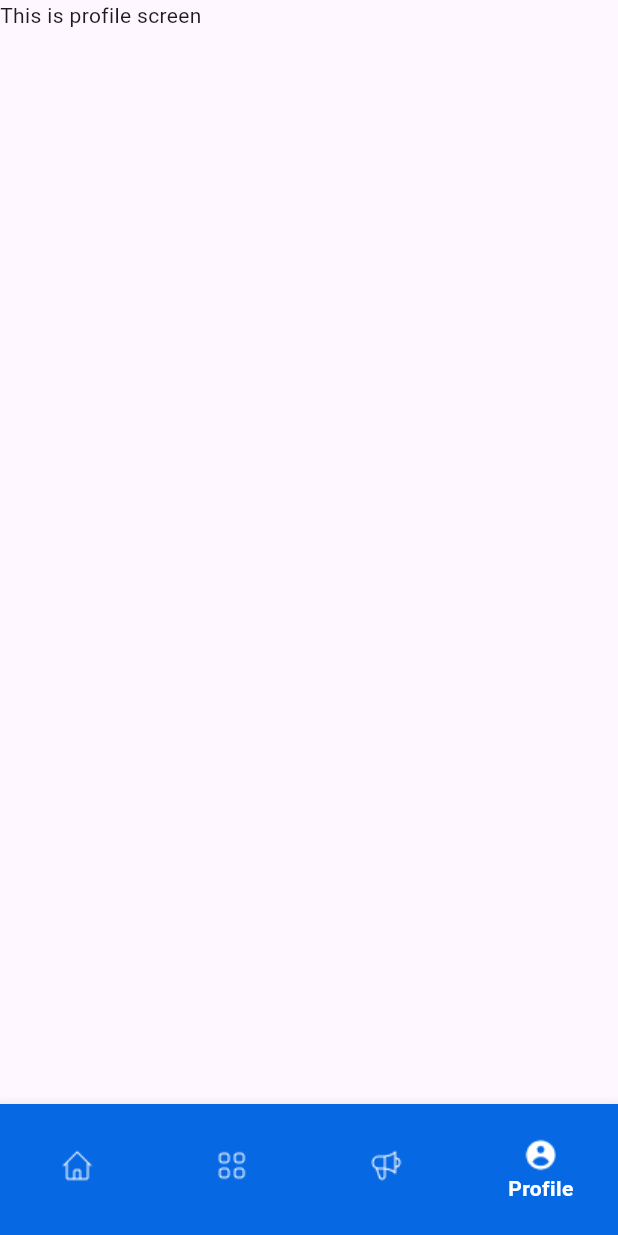
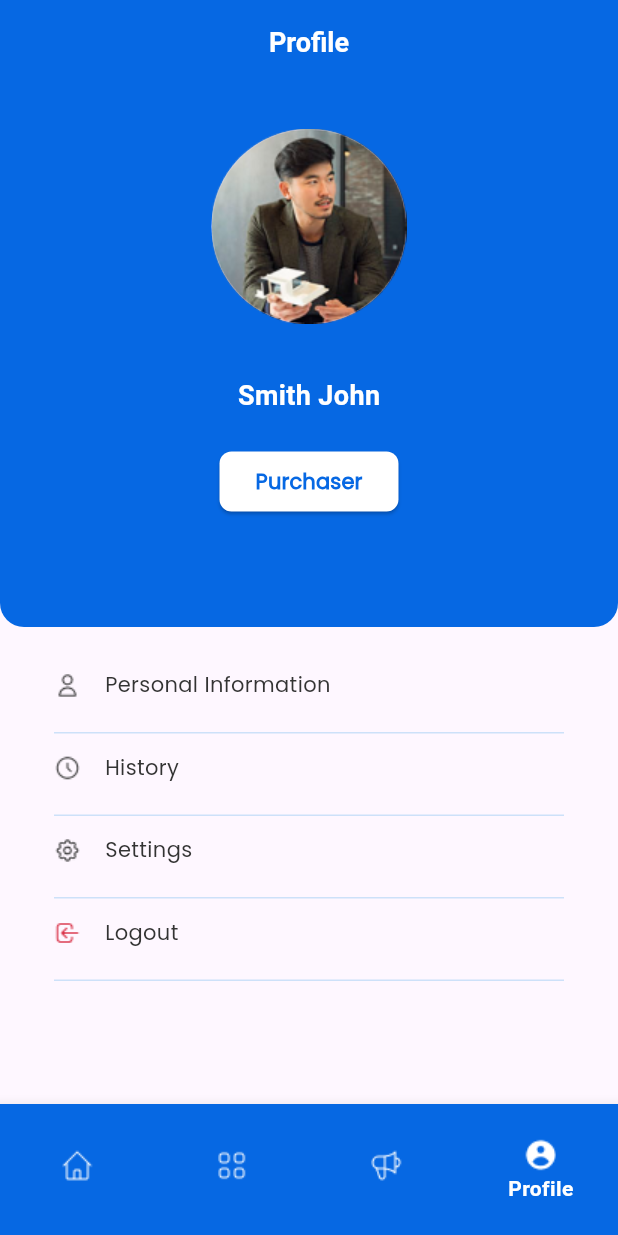
Before and after one commit to Siamjht/find_workers_app, a Flutter app: the BottomNavBar screen opened directly, item 4 of the bottom bar chosen, on a phone screen of 412 x 824 dp. Run offline on Flutter 3.47's test engine with Material 3 defaults, Android fonts, the phone set to English and light mode, and no system bars; our stand-ins replace flutter_svg, get.

Commit message:
Third Commit

```diff
--- a/lib/main.dart
+++ b/lib/main.dart
@@ -1,5 +1,5 @@
 
-import 'package:find_workers_app/view/screen/home_screen/home_widgets/bottom_nav_bar.dart';
+import 'package:find_workers_app/view/widgets/bottom_nav_bar.dart';
 import 'package:flutter/material.dart';
 
 import 'view/screen/home_screen/home_screen.dart';
@@ -17,8 +17,8 @@ class MyApp extends StatelessWidget {
   Widget build(BuildContext context) {
     return MaterialApp(
       debugShowCheckedModeBanner: false,
-      // home: BottomNavBar(),
-      home: SearchScreen(),
+      home: BottomNavBar(),
+      // home: SearchScreen(),
       // home: Categories(),
       // home: HomeScreen(),
     );
--- a/lib/utils/const_image.dart
+++ b/lib/utils/const_image.dart
@@ -1,42 +1,39 @@
+class ConstImage {
+  static String logo = "assets/images/logo.png";
 
-
-class ConstImage {
-  static String logo = "assets/images/logo.png" ;
-
-
-  static String filter = "assets/images/filter.png" ;
+  static String filter = "assets/images/filter.png";
   static String crossIcon = "assets/images/crossIcon_circle.png";
 
-  static String cleanHome = "assets/images/home_clean.png" ;
-  static String carWash = "assets/images/car_wash.png" ;
-  static String airCondition = "assets/images/air_condition.png" ;
-  static String houseKeeper = "assets/images/house_keeper.png" ;
-  static String butcher = "assets/images/butcher.png" ;
-  static String cableFixing = "assets/images/cable_fixing.png" ;
-  static String carRecovery = "assets/images/car_recovery.png" ;
-  static String carTiersRepair = "assets/images/car_tiers_repair.png" ;
-  static String catering = "assets/images/catering.png" ;
-  static String farmer = "assets/images/farmer.png" ;
-  static String gypsumBoardFloor = "assets/images/gypsum_board_floor.png" ;
-  static String henna = "assets/images/henna.png" ;
-  static String homeBusiness = "assets/images/home_business.png" ;
-  static String homeMaintenance = "assets/images/home_maintenance.png" ;
-  static String homePainter = "assets/images/home_painter.png" ;
-  static String jensSalon = "assets/images/jens_salon.png" ;
-  static String ladiesSalon = "assets/images/ladies_salon.png" ;
-  static String manDriver = "assets/images/man_driver.png" ;
-  static String manicure = "assets/images/manicure.png" ;
-  static String movers = "assets/images/movers.png" ;
-  static String pipeFitter = "assets/images/pipe_fitter.png" ;
-  static String tutor = "assets/images/tutor.png" ;
-  static String womanDriver = "assets/images/woman_driver.png" ;
+  static String cleanHome = "assets/images/home_clean.png";
+  static String carWash = "assets/images/car_wash.png";
+  static String airCondition = "assets/images/air_condition.png";
+  static String houseKeeper = "assets/images/house_keeper.png";
+  static String butcher = "assets/images/butcher.png";
+  static String cableFixing = "assets/images/cable_fixing.png";
+  static String carRecovery = "assets/images/car_recovery.png";
+  static String carTiersRepair = "assets/images/car_tiers_repair.png";
+  static String catering = "assets/images/catering.png";
+  static String farmer = "assets/images/farmer.png";
+  static String gypsumBoardFloor = "assets/images/gypsum_board_floor.png";
+  static String henna = "assets/images/henna.png";
+  static String homeBusiness = "assets/images/home_business.png";
+  static String homeMaintenance = "assets/images/home_maintenance.png";
+  static String homePainter = "assets/images/home_painter.png";
+  static String jensSalon = "assets/images/jens_salon.png";
+  static String ladiesSalon = "assets/images/ladies_salon.png";
+  static String manDriver = "assets/images/man_driver.png";
+  static String manicure = "assets/images/manicure.png";
+  static String movers = "assets/images/movers.png";
+  static String pipeFitter = "assets/images/pipe_fitter.png";
+  static String tutor = "assets/images/tutor.png";
+  static String womanDriver = "assets/images/woman_driver.png";
 
-  static String airCon2 = "assets/images/air_con_2.png" ;
-  static String airCon1 = "assets/images/air_con_1.png" ;
-  static String homeClean2 = "assets/images/home_clean_2.png" ;
-  static String homeClean1 = "assets/images/home_clean_1.png" ;
-  static String carWash2 = "assets/images/car_wash_2.png" ;
-  static String carWash1 = "assets/images/car_wash_1.png" ;
+  static String airCon2 = "assets/images/air_con_2.png";
+  static String airCon1 = "assets/images/air_con_1.png";
+  static String homeClean2 = "assets/images/home_clean_2.png";
+  static String homeClean1 = "assets/images/home_clean_1.png";
+  static String carWash2 = "assets/images/car_wash_2.png";
+  static String carWash1 = "assets/images/car_wash_1.png";
 
   static String homeNavIcon = "assets/icons/home.png";
   static String categoryNavIcon = "assets/icons/category.png";
@@ -48,4 +45,8 @@ class ConstImage {
   static String hireListSolidNavIcon = "assets/icons/hireListSolid.png";
   static String profileSolidNavIcon = "assets/icons/profileSolid.png";
 
+  static String personIcon = "assets/icons/personIcon.png";
+  static String historyIcon = "assets/icons/historyIcon.png";
+  static String settingsIcon = "assets/icons/settingsIcon.png";
+  static String logoutIcon = "assets/icons/logoutIcon.png";
 }
--- a/lib/utils/const_string.dart
+++ b/lib/utils/const_string.dart
@@ -36,4 +36,9 @@ class ConstString {
   static String hireList = "Hire List";
   static String profile = "Profile";
 
+  static String personalInformation = "Personal Information";
+  static String history = "History";
+  static String settings = "Settings";
+  static String logout = "Logout";
+
 }
--- a/lib/view/screen/home_screen/home_screen.dart
+++ b/lib/view/screen/home_screen/home_screen.dart
@@ -3,7 +3,7 @@ import 'package:flutter/material.dart';
 import 'package:flutter_svg/flutter_svg.dart';
 
 import '../../../utils/const_image.dart';
-import 'home_widgets/bottom_nav_bar.dart';
+import '../../widgets/bottom_nav_bar.dart';
 import 'home_widgets/home_list_view.dart';
 import 'home_widgets/home_widget.dart';
 
--- a/lib/view/screen/home_screen/home_widgets/bottom_nav_bar.dart
+++ /dev/null
@@ -1,64 +0,0 @@
-
-import 'package:find_workers_app/utils/const_image.dart';
-import 'package:find_workers_app/view/screen/categories_screen.dart';
-import 'package:find_workers_app/view/screen/hire_list_screen.dart';
-import 'package:find_workers_app/view/screen/home_screen/home_screen.dart';
-import 'package:find_workers_app/view/screen/profile_screen.dart';
-import 'package:flutter/material.dart';
-
-class BottomNavBar extends StatefulWidget {
-  const BottomNavBar({super.key});
-
-  @override
-  State<BottomNavBar> createState() => _BottomNavBarState();
-}
-
-class _BottomNavBarState extends State<BottomNavBar> {
-  int currentIndex = 0;
-
-  List navigationPagesList = [
-    HomeScreen(),
-    CategoriesScreen(),
-    HireListScreen(),
-    ProfileScreen()
-  ];
-
-  @override
-  Widget build(BuildContext context) {
-    return Scaffold(
-      bottomNavigationBar: Container(
-        height: 88,
-        width: MediaQuery.of(context).size.width,
-        decoration: const BoxDecoration(
-          color: Color(0xFF0668E3),
-        ),
-        child: BottomNavigationBar(
-          type: BottomNavigationBarType.fixed,
-          backgroundColor: const Color(0xFF0668E3),
-            selectedLabelStyle: const TextStyle(fontWeight: FontWeight.bold),
-            selectedItemColor: Colors.white,
-            unselectedItemColor: Colors.white.withOpacity(0.7),
-            showSelectedLabels: true,
-            showUnselectedLabels: false,
-            // unselectedItemColor: Colors.black,
-            currentIndex: currentIndex,
-            onTap: (index) {
-              setState(() {
-                currentIndex = index;
-              });},
-            items: [
-              BottomNavigationBarItem(icon:
-              Image.asset(currentIndex == 0? ConstImage.homeSolidNavIcon:ConstImage.homeNavIcon), label: "Home"),
-              BottomNavigationBarItem(icon:
-              Image.asset(currentIndex == 1? ConstImage.categorySolidNavIcon:ConstImage.categoryNavIcon), label: "Category"),
-              BottomNavigationBarItem(icon:
-              Image.asset(currentIndex == 2? ConstImage.hireListSolidNavIcon:ConstImage.hireListNavIcon), label: "Hire List"),
-              BottomNavigationBarItem(icon:
-              Image.asset(currentIndex == 3? ConstImage.profileSolidNavIcon:ConstImage.profileNavIcon), label: "Profile"),
-            ]),
-      ),
-      extendBody: true,
-      body: navigationPagesList[currentIndex],
-    );
-  }
-}
--- a/lib/view/screen/profile_screen.dart
+++ /dev/null
@@ -1,13 +0,0 @@
-
-import 'package:flutter/material.dart';
-
-class ProfileScreen extends StatelessWidget {
-  const ProfileScreen({super.key});
-
-  @override
-  Widget build(BuildContext context) {
-    return Scaffold(
-      body: Text("This is profile screen"),
-    );
-  }
-}
--- /dev/null
+++ b/lib/view/screen/profile_screen/profile_screen.dart
@@ -0,0 +1,89 @@
+import 'package:find_workers_app/utils/const_image.dart';
+import 'package:find_workers_app/utils/const_string.dart';
+import 'package:find_workers_app/view/screen/profile_screen/profile_widget.dart';
+import 'package:flutter/material.dart';
+
+class ProfileScreen extends StatelessWidget {
+  const ProfileScreen({super.key});
+
+  @override
+  Widget build(BuildContext context) {
+    return Scaffold(
+      appBar: AppBar(
+        backgroundColor: Color(0xFF0668E3),
+        title: const Text(
+          "Profile",
+          style: TextStyle(
+              fontSize: 18, fontWeight: FontWeight.bold, color: Colors.white),
+        ),
+        centerTitle: true,
+      ),
+      body: Column(
+        children: [
+          Container(
+            // padding: EdgeInsets.only(0),
+            width: MediaQuery.of(context).size.width,
+            height: MediaQuery.of(context).size.width - 50,
+            decoration: const BoxDecoration(
+                color: Color(0xFF0668E3),
+                borderRadius: BorderRadius.only(
+                    bottomLeft: Radius.circular(16),
+                    bottomRight: Radius.circular(16))),
+            child: Column(
+              children: [
+                const SizedBox(height: 30),
+                CircleAvatar(
+                  radius: 65,
+                  child: Image.asset("assets/images/profileImg.png"),
+                ),
+                const SizedBox(height: 35),
+                const Text(
+                  "Smith John",
+                  style: TextStyle(
+                      fontSize: 18, fontWeight: FontWeight.bold, color: Colors.white),
+                ),
+                const SizedBox(height: 20 ),
+               ElevatedButton(
+                   onPressed: (){
+                   },
+                 style: ButtonStyle(
+                   elevation: MaterialStateProperty.all(1.0),
+                   shape: MaterialStateProperty.all<RoundedRectangleBorder>(
+                     RoundedRectangleBorder(
+                       borderRadius: BorderRadius.circular(8.0),
+                     ),
+                   ),
+                   backgroundColor: MaterialStateProperty.all(Colors.white),
+                 ),
+                   child: const Text(
+                       "Purchaser",
+                     style: TextStyle(
+                       color: Color(0xFF0668E3),
+                       fontSize: 14,
+                       fontFamily: 'Poppins',
+                       fontWeight: FontWeight.w600,
+                     ),
+                   ),
+               ),
+              ],
+            ),
+          ),
+          Container(
+            width: MediaQuery.of(context).size.width,
+            padding: const EdgeInsets.all(16),
+            child: Column(
+              mainAxisAlignment: MainAxisAlignment.center,
+              crossAxisAlignment: CrossAxisAlignment.center,
+              children: [
+                ProfileWidget(personIcon: ConstImage.personIcon, personInformation: ConstString.personalInformation, itemNumber: 0,),
+                ProfileWidget(personIcon: ConstImage.historyIcon, personInformation: ConstString.history, itemNumber: 1,),
+                ProfileWidget(personIcon: ConstImage.settingsIcon, personInformation: ConstString.settings, itemNumber: 2,),
+                ProfileWidget(personIcon: ConstImage.logoutIcon, personInformation: ConstString.logout, itemNumber: 3,),
+              ],
+            ),
+          )
+        ],
+      ),
+    );
+  }
+}
--- /dev/null
+++ b/lib/view/screen/profile_screen/profile_widget.dart
@@ -0,0 +1,57 @@
+
+import 'package:find_workers_app/view/screen/profile_screen/personalInformation.dart';
+import 'package:find_workers_app/view/screen/profile_screen/profile_logout.dart';
+import 'package:flutter/material.dart';
+
+class ProfileWidget extends StatelessWidget {
+  String personIcon;
+  String personInformation;
+  int itemNumber;
+  ProfileWidget({super.key, required this.personIcon, required this.personInformation, required this.itemNumber});
+
+  @override
+  Widget build(BuildContext context) {
+    return Container(
+      width: MediaQuery.of(context).size.width - 72,
+      padding: const EdgeInsets.only(bottom: 8),
+      decoration: const BoxDecoration(
+        border: Border(
+          bottom: BorderSide(
+            color: Color(0xFFCDE1F9),
+          )
+        )
+      ),
+
+      child: GestureDetector(
+        onTap: (){
+          if(itemNumber == 0){
+            Navigator.of(context).push(MaterialPageRoute(builder: (context)=> const PersonalInformation()));
+          }
+          else if(itemNumber == 3){
+            Navigator.of(context).push(MaterialPageRoute(builder: (context)=> const ProfileLogout()));
+          }
+        },
+        child: Row(
+          mainAxisAlignment: MainAxisAlignment.start,
+          crossAxisAlignment: CrossAxisAlignment.center,
+          children: [
+            Tab(
+              icon: Image.asset('${personIcon}'),
+            ),
+            const SizedBox(width: 16),
+            Text(
+              personInformation,
+              style: const TextStyle(
+                color: Color(0xFF333333),
+                fontSize: 14,
+                fontFamily: 'Poppins',
+                fontWeight: FontWeight.w400,
+                height: 0,
+              ),
+            ),
+          ],
+        ),
+      ),
+    );
+  }
+}
--- /dev/null
+++ b/lib/view/widgets/bottom_nav_bar.dart
@@ -0,0 +1,64 @@
+
+import 'package:find_workers_app/utils/const_image.dart';
+import 'package:find_workers_app/view/screen/categories_screen.dart';
+import 'package:find_workers_app/view/screen/hire_list_screen.dart';
+import 'package:find_workers_app/view/screen/home_screen/home_screen.dart';
+import 'package:find_workers_app/view/screen/profile_screen/profile_screen.dart';
+import 'package:flutter/material.dart';
+
+class BottomNavBar extends StatefulWidget {
+  const BottomNavBar({super.key});
+
+  @override
+  State<BottomNavBar> createState() => _BottomNavBarState();
+}
+
+class _BottomNavBarState extends State<BottomNavBar> {
+  int currentIndex = 0;
+
+  List navigationPagesList = [
+    HomeScreen(),
+    CategoriesScreen(),
+    HireListScreen(),
+    ProfileScreen()
+  ];
+
+  @override
+  Widget build(BuildContext context) {
+    return Scaffold(
+      bottomNavigationBar: Container(
+        height: 88,
+        width: MediaQuery.of(context).size.width,
+        decoration: const BoxDecoration(
+          color: Color(0xFF0668E3),
+        ),
+        child: BottomNavigationBar(
+          type: BottomNavigationBarType.fixed,
+          backgroundColor: const Color(0xFF0668E3),
+            selectedLabelStyle: const TextStyle(fontWeight: FontWeight.bold),
+            selectedItemColor: Colors.white,
+            unselectedItemColor: Colors.white.withOpacity(0.7),
+            showSelectedLabels: true,
+            showUnselectedLabels: false,
+            // unselectedItemColor: Colors.black,
+            currentIndex: currentIndex,
+            onTap: (index) {
+              setState(() {
+                currentIndex = index;
+              });},
+            items: [
+              BottomNavigationBarItem(icon:
+              Image.asset(currentIndex == 0? ConstImage.homeSolidNavIcon:ConstImage.homeNavIcon), label: "Home"),
+              BottomNavigationBarItem(icon:
+              Image.asset(currentIndex == 1? ConstImage.categorySolidNavIcon:ConstImage.categoryNavIcon), label: "Category"),
+              BottomNavigationBarItem(icon:
+              Image.asset(currentIndex == 2? ConstImage.hireListSolidNavIcon:ConstImage.hireListNavIcon), label: "Hire List"),
+              BottomNavigationBarItem(icon:
+              Image.asset(currentIndex == 3? ConstImage.profileSolidNavIcon:ConstImage.profileNavIcon), label: "Profile"),
+            ]),
+      ),
+      // extendBody: true,
+      body: navigationPagesList[currentIndex],
+    );
+  }
+}
```
Also changed, not shown: lib/view/screen/profile_screen/personalInformation.dart (added, +87 -0 lines), lib/view/screen/profile_screen/profile_edit.dart (added, +13 -0 lines), lib/view/screen/profile_screen/profile_logout.dart (added, +13 -0 lines), lib/view/screen/search_screen/filter_drawer.dart (+6 -1 lines), assets/icons/historyIcon.png (added), assets/icons/logoutIcon.png (added), assets/icons/personIcon.png (added), assets/icons/settingsIcon.png (added), assets/images/profileImg.png (added), lib/view/widgets/image/custom_image.dart (renamed from lib/view/widget/image/custom_image.dart).
